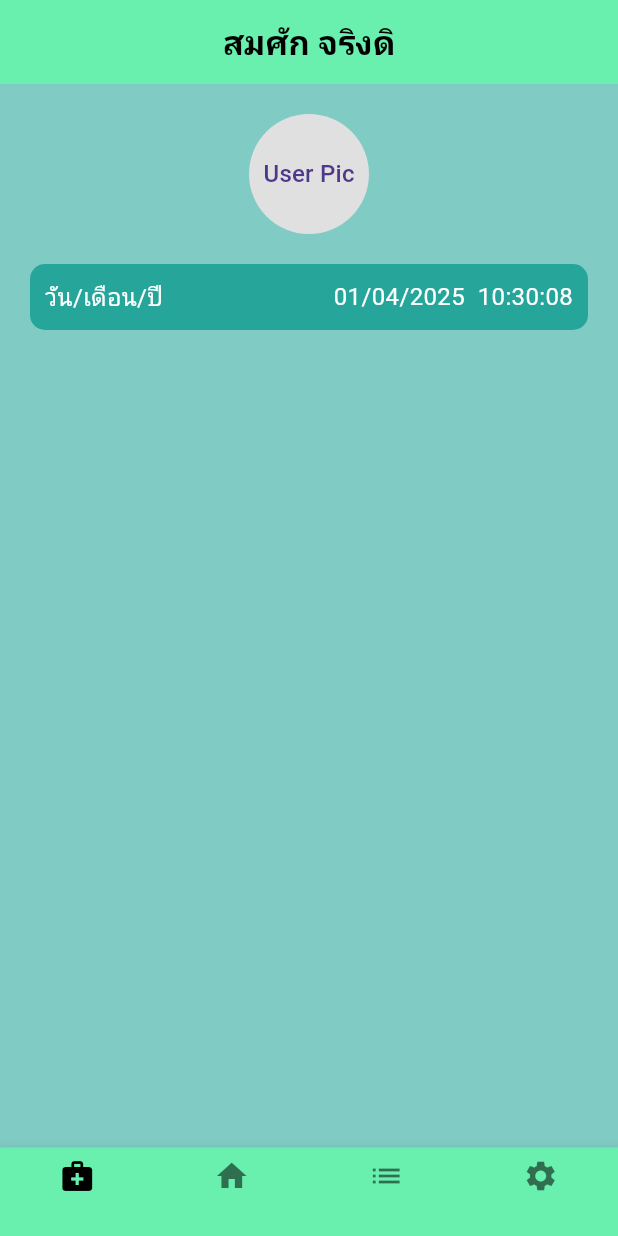
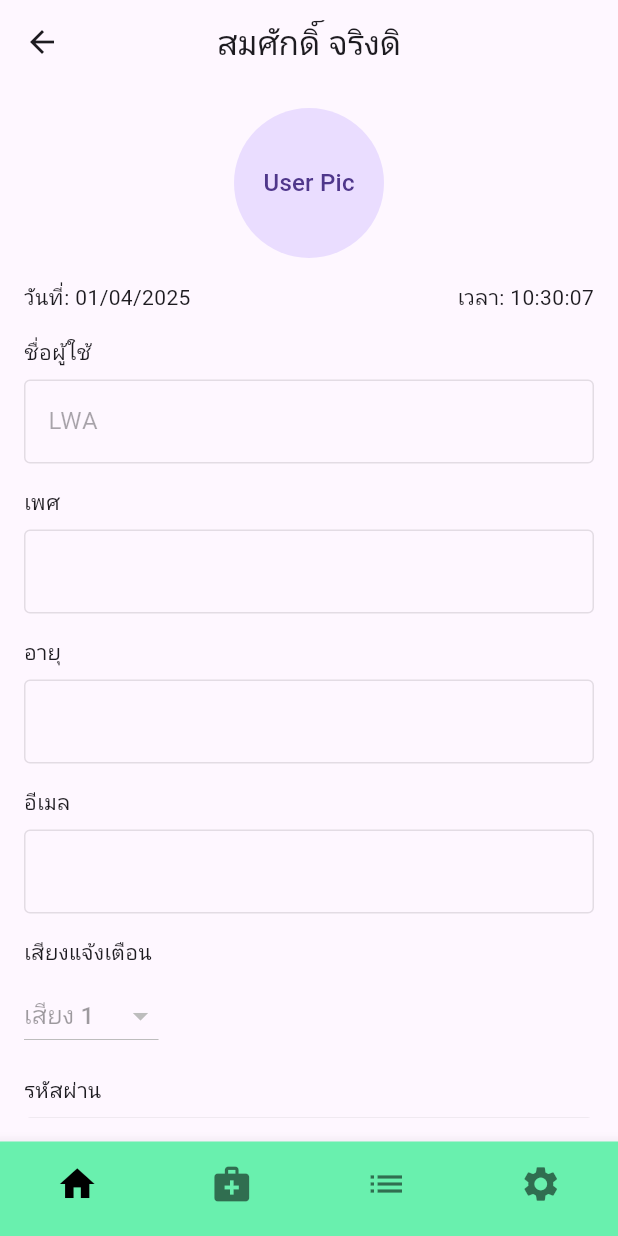
Before and after one commit to kKenN2/jang_tanya, a Flutter app: the screen it shows after launch, item 4 of the bottom bar chosen, on a phone screen of 412 x 824 dp. Run offline on Flutter 3.47's test engine with Material 3 defaults, Android fonts, the phone set to English and light mode, and no system bars; our stand-ins replace image_picker.

Commit message:
fix profile

```diff
--- /dev/null
+++ b/lib/constraint.dart
@@ -0,0 +1,2 @@
+const MONGO_URL = "";
+const COLLECTION_NAME = "";
--- /dev/null
+++ b/lib/screens/profile.dart
@@ -0,0 +1,184 @@
+import 'package:flutter/material.dart';
+import 'package:intl/intl.dart';
+import 'package:medicineproject/screens/inputmed.dart'; // Import Inputmed
+
+class ProfilePage extends StatefulWidget {
+  const ProfilePage({super.key});
+
+  @override
+  _ProfilePageState createState() => _ProfilePageState();
+}
+
+class _ProfilePageState extends State<ProfilePage> {
+  bool _isEditing = false;
+  String _notificationSound = 'เสียง 1';
+  final List<String> _soundOptions = ['เสียง 1', 'เสียง 2', 'เสียง 3', 'เสียงอื่น ๆ'];
+
+  final TextEditingController _usernameController = TextEditingController(text: 'LWA');
+  final TextEditingController _genderController = TextEditingController();
+  final TextEditingController _ageController = TextEditingController();
+  final TextEditingController _emailController = TextEditingController();
+  final TextEditingController _passwordController = TextEditingController();
+
+  @override
+  void dispose() {
+    _usernameController.dispose();
+    _genderController.dispose();
+    _ageController.dispose();
+    _emailController.dispose();
+    _passwordController.dispose();
+    super.dispose();
+  }
+
+  @override
+  Widget build(BuildContext context) {
+    return Scaffold(
+      appBar: AppBar(
+        title: Text('สมศักดิ์ จริงดิ'),
+        centerTitle: true,
+        leading: IconButton(
+          icon: Icon(Icons.arrow_back),
+          onPressed: () {
+            Navigator.pop(context); // กลับไปยังหน้าก่อนหน้า
+          },
+        ),
+      ),
+      body: Padding(
+        padding: const EdgeInsets.all(16.0),
+        child: SingleChildScrollView(
+          child: Column(
+            crossAxisAlignment: CrossAxisAlignment.start,
+            children: [
+              Center(
+                child: CircleAvatar(
+                  radius: 50,
+                  child: Text('User Pic'),
+                ),
+              ),
+              SizedBox(height: 16),
+              Row(
+                mainAxisAlignment: MainAxisAlignment.spaceBetween,
+                children: [
+                  Text(
+                    'วันที่: ${DateFormat('dd/MM/yyyy').format(DateTime.now())}',
+                    style: TextStyle(fontSize: 14),
+                  ),
+                  Text(
+                    'เวลา: ${DateFormat('HH:mm:ss').format(DateTime.now())}',
+                    style: TextStyle(fontSize: 14),
+                  ),
+                ],
+              ),
+              SizedBox(height: 16),
+              _buildTextField('ชื่อผู้ใช้', _usernameController),
+              _buildTextField('เพศ', _genderController),
+              _buildTextField('อายุ', _ageController),
+              _buildTextField('อีเมล', _emailController),
+              _buildSoundSelection(),
+              _buildTextField('รหัสผ่าน', _passwordController, obscureText: true),
+              SizedBox(height: 16),
+              Center(
+                child: ElevatedButton(
+                  onPressed: () {
+                    setState(() {
+                      if (_isEditing) {
+                        print('Username: ${_usernameController.text}');
+                        print('Gender: ${_genderController.text}');
+                        print('Age: ${_ageController.text}');
+                        print('Email: ${_emailController.text}');
+                        print('Notification Sound: $_notificationSound');
+                      }
+                      _isEditing = !_isEditing;
+                    });
+                  },
+                  child: Text(_isEditing ? 'บันทึก' : 'แก้ไข'),
+                ),
+              ),
+            ],
+          ),
+        ),
+      ),
+      bottomNavigationBar: BottomNavigationBar(
+        type: BottomNavigationBarType.fixed,
+        backgroundColor: Colors.greenAccent,
+        selectedItemColor: Colors.black,
+        unselectedItemColor: Colors.black54,
+        items: [
+          BottomNavigationBarItem(icon: Icon(Icons.home), label: ''),
+          BottomNavigationBarItem(
+            icon: Icon(Icons.medical_services),
+            label: '',
+          ),
+          BottomNavigationBarItem(icon: Icon(Icons.list), label: ''),
+          BottomNavigationBarItem(icon: Icon(Icons.settings), label: ''),
+        ],
+        onTap: (index) {
+          if (index == 0) {
+            Navigator.popUntil(context, ModalRoute.withName('/'));
+          } else if (index == 1) {
+            Navigator.push(
+              context,
+              MaterialPageRoute(builder: (context) => Inputmed()),
+            );
+          } else if (index == 3) {
+            Navigator.push(
+              context,
+              MaterialPageRoute(builder: (context) => ProfilePage()),
+            );
+          }
+        },
+        iconSize: 28.0, // Adjust this value
+        selectedFontSize: 14.0, // Adjust this value
+        unselectedFontSize: 12.0, // Adjust this value
+        showSelectedLabels: false, // Or adjust to your needs
+        showUnselectedLabels: false, // Or adjust to your needs
+      ),
+    );
+  }
+
+  Widget _buildTextField(String label, TextEditingController controller, {bool obscureText = false}) {
+    return Column(
+      crossAxisAlignment: CrossAxisAlignment.start,
+      children: [
+        Text(label),
+        SizedBox(height: 8),
+        TextField(
+          controller: controller,
+          enabled: _isEditing,
+          obscureText: obscureText,
+          decoration: InputDecoration(
+            border: OutlineInputBorder(),
+          ),
+        ),
+        SizedBox(height: 16),
+      ],
+    );
+  }
+
+  Widget _buildSoundSelection() {
+    return Column(
+      crossAxisAlignment: CrossAxisAlignment.start,
+      children: [
+        Text('เสียงแจ้งเตือน'),
+        SizedBox(height: 8),
+        DropdownButton<String>(
+          value: _notificationSound,
+          items: _soundOptions.map((String value) {
+            return DropdownMenuItem<String>(
+              value: value,
+              child: Text(value),
+            );
+          }).toList(),
+          onChanged: _isEditing
+              ? (value) {
+                  setState(() {
+                    _notificationSound = value!;
+                  });
+                }
+              : null,
+        ),
+        SizedBox(height: 16),
+      ],
+    );
+  }
+}
--- a/pubspec.yaml
+++ b/pubspec.yaml
@@ -39,6 +39,8 @@ dependencies:
 
   google_fonts: ^4.0.4
   intl: ^0.20.2
+
+  mongo_dart: ^0.10.4
 
 dev_dependencies:
   flutter_test:
```
Also changed, not shown: lib/main.dart (+11 -14 lines), lib/mongodb.dart (added, +9 -0 lines), lib/screens/inputmed.dart (+36 -0 lines), pubspec.lock.
